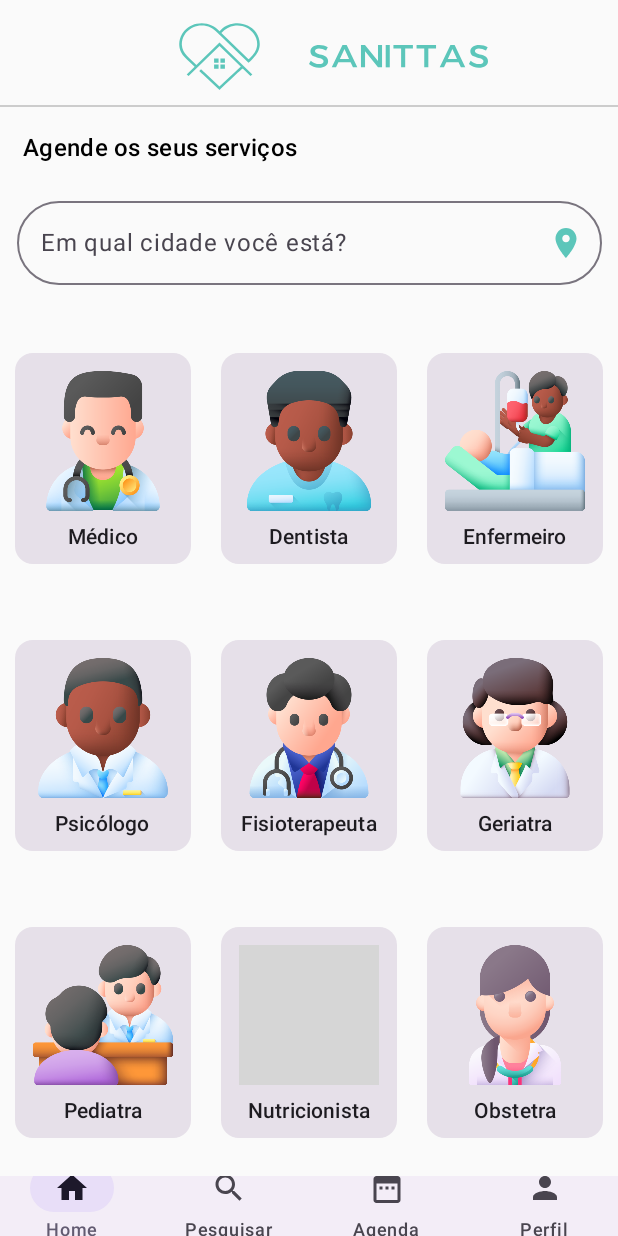
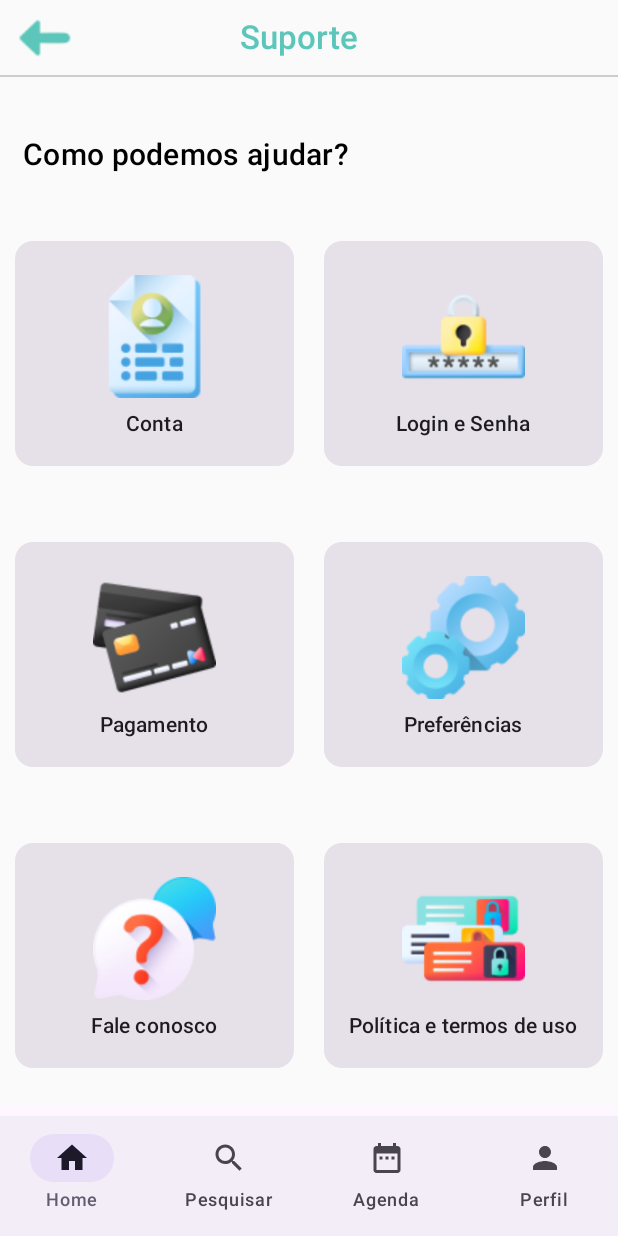
Before and after one commit to Sanittas/app-sanittas, an Android app built with Jetpack Compose: the screen it shows after launch (MainActivity), on a phone screen of 412 x 824 dp. Run offline under Robolectric (Android 15) with nearby library versions, the phone set to English and light mode, and no system bars; grey boxes are pictures that could not be loaded.

Commit message:
add support screen, icons and updates

```diff
--- a/sanittas_mobile/app/src/main/java/com/example/sanittas_mobile/MainActivity.kt
+++ b/sanittas_mobile/app/src/main/java/com/example/sanittas_mobile/MainActivity.kt
@@ -11,13 +11,14 @@ import androidx.compose.runtime.Composable
 import androidx.compose.ui.Modifier
 import androidx.compose.ui.tooling.preview.Preview
 import com.example.sanittas_mobile.screens.ServicesScreen
+import com.example.sanittas_mobile.screens.SupportScreen
 import com.example.sanittas_mobile.ui.theme.Sanittas_mobileTheme
 
 class MainActivity : ComponentActivity() {
     override fun onCreate(savedInstanceState: Bundle?) {
         super.onCreate(savedInstanceState)
         setContent {
-            ServicesScreen()
+            SupportScreen()
         }
     }
 }
--- a/sanittas_mobile/app/src/main/java/com/example/sanittas_mobile/screens/HomeScreen.kt
+++ b/sanittas_mobile/app/src/main/java/com/example/sanittas_mobile/screens/HomeScreen.kt
@@ -19,7 +19,6 @@ import androidx.compose.foundation.lazy.grid.items
 import androidx.compose.foundation.shape.RoundedCornerShape
 import androidx.compose.material.icons.Icons
 import androidx.compose.material.icons.filled.LocationOn
-import androidx.compose.material.icons.filled.Search
 import androidx.compose.material3.Card
 import androidx.compose.material3.Divider
 import androidx.compose.material3.Icon
@@ -34,7 +33,6 @@ import androidx.compose.runtime.setValue
 import androidx.compose.ui.Alignment
 import androidx.compose.ui.Modifier
 import androidx.compose.ui.graphics.Color
-import androidx.compose.ui.platform.LocalContext
 import androidx.compose.ui.res.colorResource
 import androidx.compose.ui.res.painterResource
 import androidx.compose.ui.res.stringResource
@@ -103,12 +101,14 @@ fun ServicesScreen() {
                 Text(stringResource(id = R.string.home_placeholder))
             },
             trailingIcon = {
-                Icon(imageVector = Icons.Default.LocationOn,
+                Icon(
+                    imageVector = Icons.Default.LocationOn,
                     contentDescription = null,
                     tint = colorResource(id = R.color.sanittas),
-                    modifier = Modifier.size(24.dp))
+                    modifier = Modifier.size(24.dp)
+                )
             }
-            )
+        )
         Spacer(modifier = Modifier.height(20.dp))
         CardList()
         AppNavigation()
@@ -123,57 +123,57 @@ fun PreviewServicesScreen() {
 
 @Composable
 fun CardList() {
-    data class icon(
+    data class Icon(
         val id: Int,
         val text: String,
         val imagem: Int = R.drawable.medico
     )
 
     val listOfIcons = listOf(
-        icon(
+        Icon(
             id = 1,
             imagem = R.drawable.medico,
-            text = stringResource(id = R.string.icon_id1)
+            text = stringResource(id = R.string.home_icon_id1)
         ),
-        icon(
+        Icon(
             id = 2,
             imagem = R.drawable.dentista,
-            text = stringResource(id = R.string.icon_id2)
+            text = stringResource(id = R.string.home_icon_id2)
         ),
-        icon(
+        Icon(
             id = 3,
             imagem = R.drawable.enfermeiro,
-            text = stringResource(id = R.string.icon_id3)
+            text = stringResource(id = R.string.home_icon_id3)
         ),
-        icon(
+        Icon(
             id = 4,
             imagem = R.drawable.psicologo,
-            text = stringResource(id = R.string.icon_id4)
+            text = stringResource(id = R.string.home_icon_id4)
         ),
-        icon(
+        Icon(
             id = 5,
             imagem = R.drawable.fisioterapeuta,
-            text = stringResource(id = R.string.icon_id5)
+            text = stringResource(id = R.string.home_icon_id5)
         ),
-        icon(
+        Icon(
             id = 6,
             imagem = R.drawable.geriatra,
-            text = stringResource(id = R.string.icon_id6)
+            text = stringResource(id = R.string.home_icon_id6)
         ),
-        icon(
+        Icon(
             id = 7,
             imagem = R.drawable.pediatra,
-            text = stringResource(id = R.string.icon_id7)
+            text = stringResource(id = R.string.home_icon_id7)
         ),
-        icon(
+        Icon(
             id = 8,
             imagem = R.drawable.nutricionista,
-            text = stringResource(id = R.string.icon_id8)
+            text = stringResource(id = R.string.home_icon_id8)
         ),
-        icon(
+        Icon(
             id = 9,
             imagem = R.drawable.obstetra,
-            text = stringResource(id = R.string.icon_id9)
+            text = stringResource(id = R.string.home_icon_id9)
         )
     )
 
--- /dev/null
+++ b/sanittas_mobile/app/src/main/java/com/example/sanittas_mobile/screens/SupportScreen.kt
@@ -0,0 +1,181 @@
+package com.example.sanittas_mobile.screens
+
+import androidx.annotation.DrawableRes
+import androidx.compose.foundation.Image
+import androidx.compose.foundation.layout.Arrangement
+import androidx.compose.foundation.layout.Column
+import androidx.compose.foundation.layout.Row
+import androidx.compose.foundation.layout.aspectRatio
+import androidx.compose.foundation.layout.fillMaxSize
+import androidx.compose.foundation.layout.fillMaxWidth
+import androidx.compose.foundation.layout.height
+import androidx.compose.foundation.layout.padding
+import androidx.compose.foundation.layout.size
+import androidx.compose.foundation.layout.width
+import androidx.compose.foundation.lazy.grid.GridCells
+import androidx.compose.foundation.lazy.grid.LazyVerticalGrid
+import androidx.compose.foundation.lazy.grid.items
+import androidx.compose.material3.Card
+import androidx.compose.material3.Divider
+import androidx.compose.material3.MaterialTheme
+import androidx.compose.material3.Text
+import androidx.compose.runtime.Composable
+import androidx.compose.ui.Alignment
+import androidx.compose.ui.Modifier
+import androidx.compose.ui.graphics.Color
+import androidx.compose.ui.res.colorResource
+import androidx.compose.ui.res.painterResource
+import androidx.compose.ui.res.stringResource
+import androidx.compose.ui.text.font.FontWeight
+import androidx.compose.ui.text.style.TextAlign
+import androidx.compose.ui.tooling.preview.Preview
+import androidx.compose.ui.unit.dp
+import androidx.compose.ui.unit.sp
+import com.example.sanittas_mobile.R
+import com.example.sanittas_mobile.navigation.AppNavigation
+
+@Composable
+fun SupportScreen() {
+    Column(
+        modifier = Modifier.fillMaxSize()
+    ) {
+        Row(
+            modifier = Modifier
+                .fillMaxWidth()
+                .height(50.dp)
+                .align(Alignment.CenterHorizontally)
+        ) {
+            Image(
+                painter = painterResource(id = R.drawable.arrow_back),
+                contentDescription = null,
+                modifier = Modifier
+                    .height(50.dp)
+                    .aspectRatio(1f)
+                    .padding(start = 10.dp)
+            )
+            Text(
+                text = stringResource(id = R.string.support_top_bar),
+                modifier = Modifier
+                    .align(Alignment.CenterVertically)
+                    .padding(start = 110.dp),
+                style = MaterialTheme.typography.titleLarge.copy(fontWeight = FontWeight.SemiBold),
+                color = colorResource(id = R.color.sanittas)
+            )
+        }
+        Divider(
+            color = Color.LightGray
+        )
+        Text(
+            text = stringResource(id = R.string.support_top),
+            textAlign = TextAlign.Start,
+            modifier = Modifier
+                .fillMaxWidth()
+                .padding(top = 40.dp, start = 15.dp),
+            color = Color.Black,
+            style = MaterialTheme.typography.titleMedium.copy(fontSize = 20.sp)
+        )
+        CardListSupport()
+        AppNavigation()
+    }
+}
+
+@Preview(showBackground = true)
+@Composable
+fun SupportPreview() {
+    SupportScreen()
+}
+
+@Composable
+fun CardListSupport() {
+    data class Icon(
+        val id: Int,
+        val text: String,
+        val imagem: Int = R.drawable.medico
+    )
+
+    val listOfIcons = listOf(
+        Icon(
+            id = 1,
+            imagem = R.drawable.conta,
+            text = stringResource(id = R.string.support_icon_id1)
+        ),
+        Icon(
+            id = 2,
+            imagem = R.drawable.login_senha,
+            text = stringResource(id = R.string.support_icon_id2)
+        ),
+        Icon(
+            id = 3,
+            imagem = R.drawable.pagamento,
+            text = stringResource(id = R.string.support_icon_id3)
+        ),
+        Icon(
+            id = 4,
+            imagem = R.drawable.preferencias,
+            text = stringResource(id = R.string.support_icon_id4)
+        ),
+        Icon(
+            id = 5,
+            imagem = R.drawable.fale_conosco,
+            text = stringResource(id = R.string.support_icon_id5)
+        ),
+        Icon(
+            id = 6,
+            imagem = R.drawable.politica_termos_uso,
+            text = stringResource(id = R.string.support_icon_id6)
+        )
+    )
+
+    LazyVerticalGrid(
+        columns = GridCells.Fixed(2),
+        modifier = Modifier.padding(top = 20.dp)
+    ) {
+        items(listOfIcons) { icon ->
+            CardItemSupport(
+                imagem = icon.imagem,
+                text = icon.text,
+            )
+        }
+    }
+}
+
+@Preview
+@Composable
+fun CardListSupportPreview() {
+    CardListSupport()
+}
+
+
+@Composable
+fun CardItemSupport(
+    @DrawableRes imagem: Int,
+    text: String
+) {
+    Card(
+        modifier = Modifier
+            .padding(horizontal = 10.dp, vertical = 25.dp)
+            .width(120.dp)
+            .height(150.dp)
+    ) {
+        Column(
+            modifier = Modifier
+                .fillMaxSize()
+                .padding(8.dp),
+            horizontalAlignment = Alignment.CenterHorizontally,
+            verticalArrangement = Arrangement.Center
+        ) {
+            Image(
+                painter = painterResource(id = imagem),
+                contentDescription = "Médico",
+                modifier = Modifier
+                    .size(90.dp)
+                    .padding(4.dp)
+            )
+            Text(
+                modifier = Modifier.padding(top = 3.dp),
+                text = text,
+                style = MaterialTheme.typography.titleSmall.copy(fontWeight = FontWeight.SemiBold)
+            )
+        }
+    }
+}
--- a/sanittas_mobile/app/src/main/res/values/strings.xml
+++ b/sanittas_mobile/app/src/main/res/values/strings.xml
@@ -3,13 +3,21 @@
     <string name="home_top">Agende os seus serviços</string>
     <string name="home_label">Em qual cidade você está?</string>
     <string name="home_placeholder">Digite o nome da sua cidade</string>
-    <string name="icon_id1">Médico</string>
-    <string name="icon_id2">Dentista</string>
-    <string name="icon_id3">Enfermeiro</string>
-    <string name="icon_id4">Psicólogo</string>
-    <string name="icon_id5">Fisioterapeuta</string>
-    <string name="icon_id6">Geriatra</string>
-    <string name="icon_id7">Pediatra</string>
-    <string name="icon_id8">Nutricionista</string>
-    <string name="icon_id9">Obstetra</string>
+    <string name="home_icon_id1">Médico</string>
+    <string name="home_icon_id2">Dentista</string>
+    <string name="home_icon_id3">Enfermeiro</string>
+    <string name="home_icon_id4">Psicólogo</string>
+    <string name="home_icon_id5">Fisioterapeuta</string>
+    <string name="home_icon_id6">Geriatra</string>
+    <string name="home_icon_id7">Pediatra</string>
+    <string name="home_icon_id8">Nutricionista</string>
+    <string name="home_icon_id9">Obstetra</string>
+    <string name="support_icon_id1">Conta</string>
+    <string name="support_icon_id2">Login e Senha</string>
+    <string name="support_icon_id3">Pagamento</string>
+    <string name="support_icon_id4">Preferências</string>
+    <string name="support_icon_id5">Fale conosco</string>
+    <string name="support_icon_id6">Política e termos de uso</string>
+    <string name="support_top_bar">Suporte</string>
+    <string name="support_top">Como podemos ajudar?</string>
 </resources>
```
Also changed, not shown: sanittas_mobile/app/src/main/res/drawable/arrow_back.png (added), sanittas_mobile/app/src/main/res/drawable/conta.png (added), sanittas_mobile/app/src/main/res/drawable/fale_conosco.png (added), sanittas_mobile/app/src/main/res/drawable/login_senha.png (added), sanittas_mobile/app/src/main/res/drawable/pagamento.png (added), sanittas_mobile/app/src/main/res/drawable/politica_termos_uso.png (added), sanittas_mobile/app/src/main/res/drawable/preferencias.png (added).
